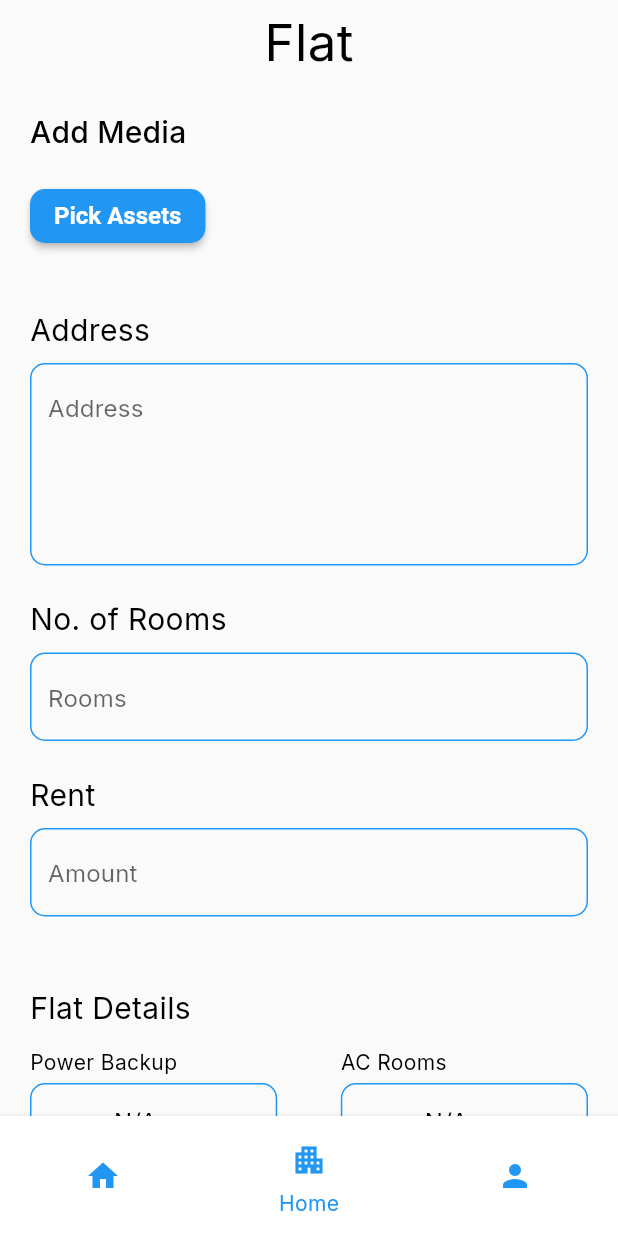
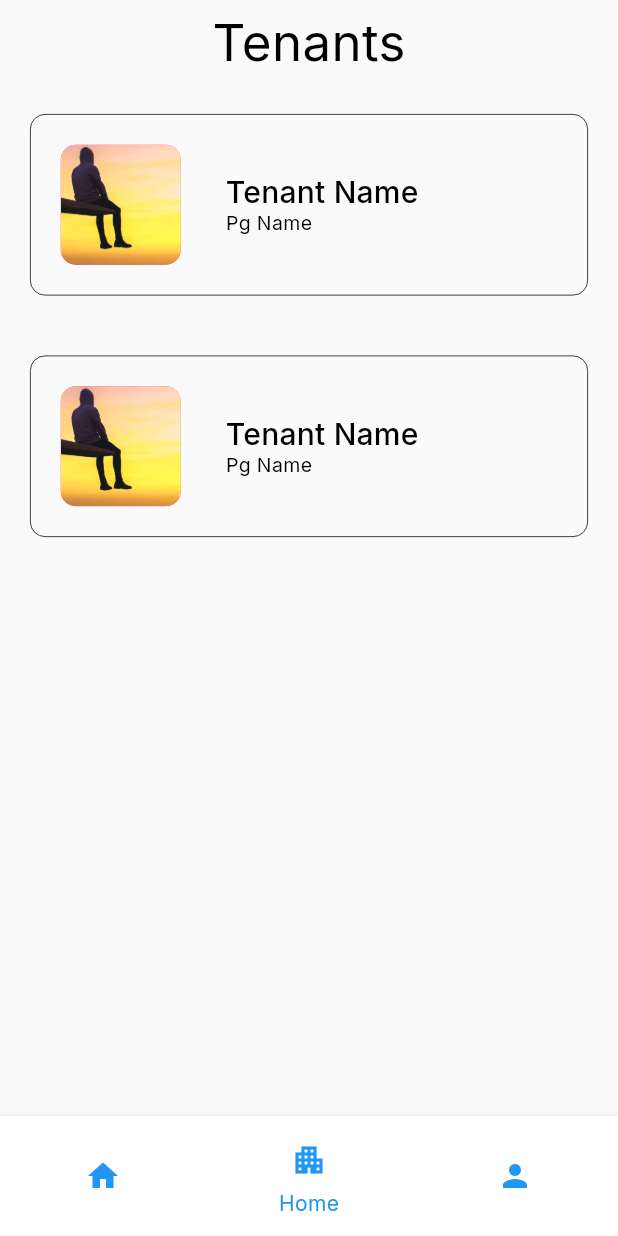
Before and after one commit to A-d-i-b/RentIt-Owner, a Flutter app: the screen it shows after launch, swiped to page 2, on a phone screen of 412 x 824 dp. Run offline on Flutter 3.47's test engine with Material 2 defaults, Android fonts, the phone set to English and light mode, and no system bars; our stand-ins replace get, google_fonts, image_picker; network calls fail.

Commit message:
Added Tenant List screen and Tenant profile screen

```diff
--- a/lib/Screens/home_screen.dart
+++ b/lib/Screens/home_screen.dart
@@ -1,9 +1,11 @@
 import 'package:flutter/material.dart';
-import 'package:househunt/screens/flat_screen.dart';
+import 'package:househunt/Screens/tenant_list_screen.dart';
+
 import 'package:househunt/screens/landing_home_screen.dart';
-import 'package:househunt/screens/pg_screen.dart';
+
 import 'package:househunt/theme/base_theme.dart';
 import 'package:househunt/widgets/bottom_bar_icon.dart';
+import 'package:househunt/Screens/tenant_profile_screen.dart';
 
 class HomeScreen extends StatefulWidget {
   const HomeScreen({Key? key}) : super(key: key);
@@ -59,7 +61,13 @@ class _HomeScreenState extends State<HomeScreen> {
       ),
       body: PageView(
         controller: pageController,
-        children: const [LandingHomeScreen(), FlatHome(), PgHome()],
+        children: const [
+          LandingHomeScreen(),
+          // FlatHome(),
+          TenantList(),
+          TenantProfile(),
+          // PgHome()
+        ],
         onPageChanged: (page) {
           setState(() {
             index = page;
--- /dev/null
+++ b/lib/Screens/tenant_list_screen.dart
@@ -0,0 +1,44 @@
+import 'package:flutter/material.dart';
+import 'package:get/get.dart';
+
+import 'package:househunt/utils/tenant_card.dart';
+
+class TenantList extends StatefulWidget {
+  const TenantList({Key? key}) : super(key: key);
+
+  @override
+  State<TenantList> createState() => _TenantListState();
+}
+
+class _TenantListState extends State<TenantList> {
+  List<Widget> Cards = [
+    TenantCard(
+        image: AssetImage(
+            'images/tenantexample.jpeg'), //TODO:Fetch Actual, image name and pg name
+        name: "Tenant Name",
+        pgname: "Pg name"),
+    TenantCard(
+        image: AssetImage('images/tenantexample.jpeg'),
+        name: "Tenant Name",
+        pgname: "Pg name")
+  ];
+  @override
+  Widget build(BuildContext context) {
+    return Scaffold(
+        appBar: AppBar(
+          centerTitle: true,
+          elevation: 0.0,
+          foregroundColor: Colors.blue,
+          backgroundColor: Colors.transparent,
+          title: Text(
+            "Tenants",
+            style: Get.textTheme.headline4,
+          ),
+        ),
+        body: ListView.builder(
+            itemCount: Cards.length,
+            itemBuilder: (BuildContext context, int index) {
+              return Cards[index];
+            }));
+  }
+}
--- /dev/null
+++ b/lib/utils/tenant_card.dart
@@ -0,0 +1,78 @@
+import 'package:flutter/material.dart';
+import 'package:get/get.dart';
+
+class TenantCard extends StatefulWidget {
+  final ImageProvider image;
+  final String name;
+  final String pgname;
+
+  TenantCard({
+    Key? key,
+    required this.image,
+    required this.name,
+    required this.pgname,
+  }) : super(key: key);
+
+  @override
+  State<TenantCard> createState() => _TenantCardState(
+        image: this.image,
+        name: this.name,
+        pgname: this.pgname,
+      );
+}
+
+class _TenantCardState extends State<TenantCard> {
+  final ImageProvider image;
+  final String name;
+  final String pgname;
+
+  _TenantCardState({
+    required this.image,
+    required this.name,
+    required this.pgname,
+  });
+  @override
+  Widget build(BuildContext context) {
+    return GestureDetector(
+      onTap: () {},
+      child: Container(
+        margin: EdgeInsets.all(20),
+        padding: EdgeInsets.all(20),
+        decoration: BoxDecoration(
+          borderRadius: BorderRadius.circular(10),
+          border: Border.all(
+            color: Colors.black,
+            width: 0.5,
+          ),
+        ),
+        child: Row(
+          children: [
+            Container(
+              width: 80,
+              height: 80,
+              decoration: BoxDecoration(
+                image: DecorationImage(
+                  fit: BoxFit.cover,
+                  image: image,
+                ),
+                borderRadius: BorderRadius.circular(10),
+                color: Colors.pinkAccent,
+              ),
+            ),
+            SizedBox(width: 30),
+            Column(
+              crossAxisAlignment: CrossAxisAlignment.start,
+              children: [
+                Text("Tenant Name", style: Get.textTheme.headline6),
+                Text(
+                  "Pg Name",
+                  style: TextStyle(fontSize: 13, color: Colors.black),
+                ),
+              ],
+            ),
+          ],
+        ),
+      ),
+    );
+  }
+}
--- a/pubspec.yaml
+++ b/pubspec.yaml
@@ -61,9 +61,8 @@ flutter:
   uses-material-design: true
 
   # To add assets to your application, add an assets section, like this:
-  # assets:
-  #   - images/a_dot_burr.jpeg
-  #   - images/a_dot_ham.jpeg
+  assets:
+    - images/tenantexample.jpeg
 
   # An image asset can refer to one or more resolution-specific "variants", see
   # https://flutter.dev/assets-and-images/#resolution-aware
```
Also changed, not shown: lib/Screens/tenant_profile_screen.dart (added, +76 -0 lines), lib/utils/child_card.dart (added, +28 -0 lines), lib/utils/reusable_card.dart (added, +28 -0 lines), images/tenantexample.jpeg (added).
